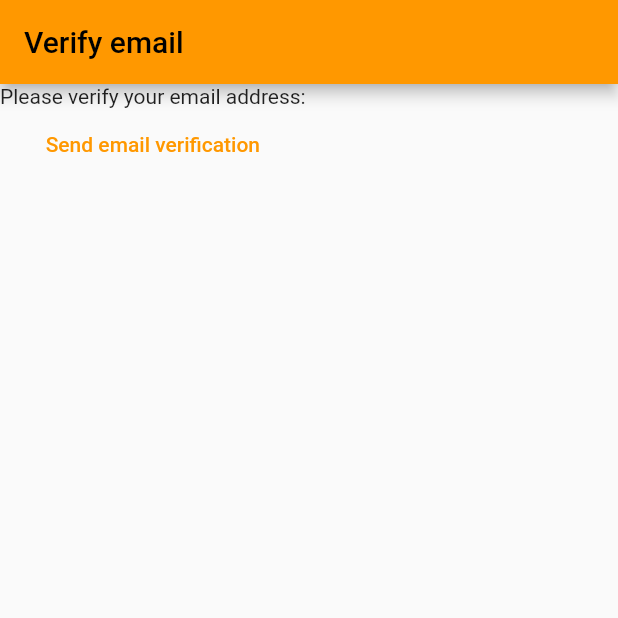
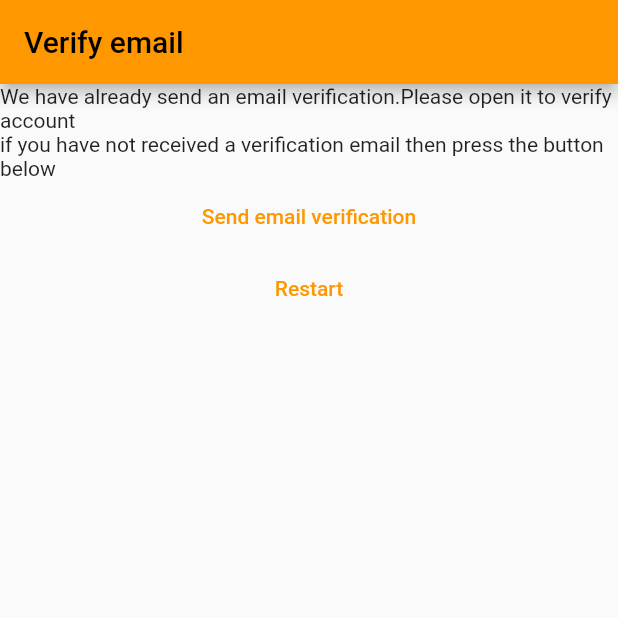
Before and after one commit to Sansh2356/Flutter_Android_Dev, a Flutter app: the screen it shows after launch, on a phone screen of 412 x 824 dp, the top half of it. Run offline on Flutter 3.47's test engine with Material 2 defaults, Android fonts, the phone set to English and light mode, and no system bars; our stand-ins replace firebase_auth, firebase_core; accounts and stored records are empty.

Commit message:
additional commits till 12 april

```diff
--- a/project1/lib/constants/routes.dart
+++ b/project1/lib/constants/routes.dart
@@ -1,3 +1,4 @@
 const loginroute = '/login/';
 const registerroute = '/register/';
 const notesroute = '/main/';
+const verifyEmailroute = '/verify-email';
--- a/project1/lib/main.dart
+++ b/project1/lib/main.dart
@@ -17,6 +17,7 @@ void main() {
       loginroute: (context) => const LoginView(),
       registerroute: (context) => const RegisterView(),
       notesroute: (context) => const NotesView(),
+      verifyEmailroute: (context) => const VerifyEmailView(),
     },
   ));
 }
--- a/project1/lib/views/verify_email_view.dart
+++ b/project1/lib/views/verify_email_view.dart
@@ -1,5 +1,6 @@
 import 'package:firebase_auth/firebase_auth.dart';
 import 'package:flutter/material.dart';
+import 'package:project1/constants/routes.dart';
 
 class VerifyEmailView extends StatefulWidget {
   const VerifyEmailView({super.key});
@@ -14,14 +15,24 @@ class VerifyEmailViewState extends State<VerifyEmailView> {
     return Scaffold(
       appBar: AppBar(title: const Text('Verify email')),
       body: Column(children: [
-        const Text('Please verify your email address:'),
+        const Text(
+            'We have already send an email verification.Please open it to verify account'),
+        const Text(
+            'if you have not received a verification email then press the button below'),
         TextButton(
           onPressed: () async {
             final user = FirebaseAuth.instance.currentUser;
             await user?.sendEmailVerification();
           },
           child: const Text('Send email verification'),
-        )
+        ),
+        TextButton(
+            onPressed: () async {
+              await FirebaseAuth.instance.signOut();
+              Navigator.of(context)
+                  .pushNamedAndRemoveUntil(registerroute, (route) => (false));
+            },
+            child: const Text('Restart'))
       ]),
     );
   }
```
Also changed, not shown: project1/lib/views/login_view.dart (+11 -2 lines), project1/lib/views/register_view.dart (+26 -5 lines).
